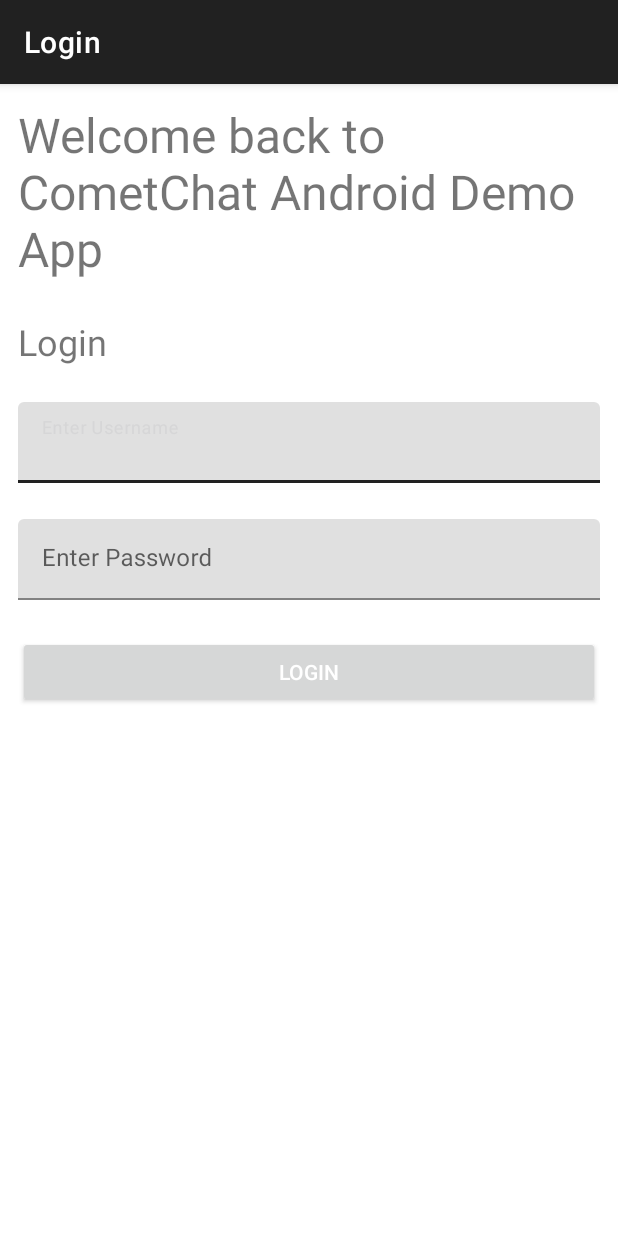
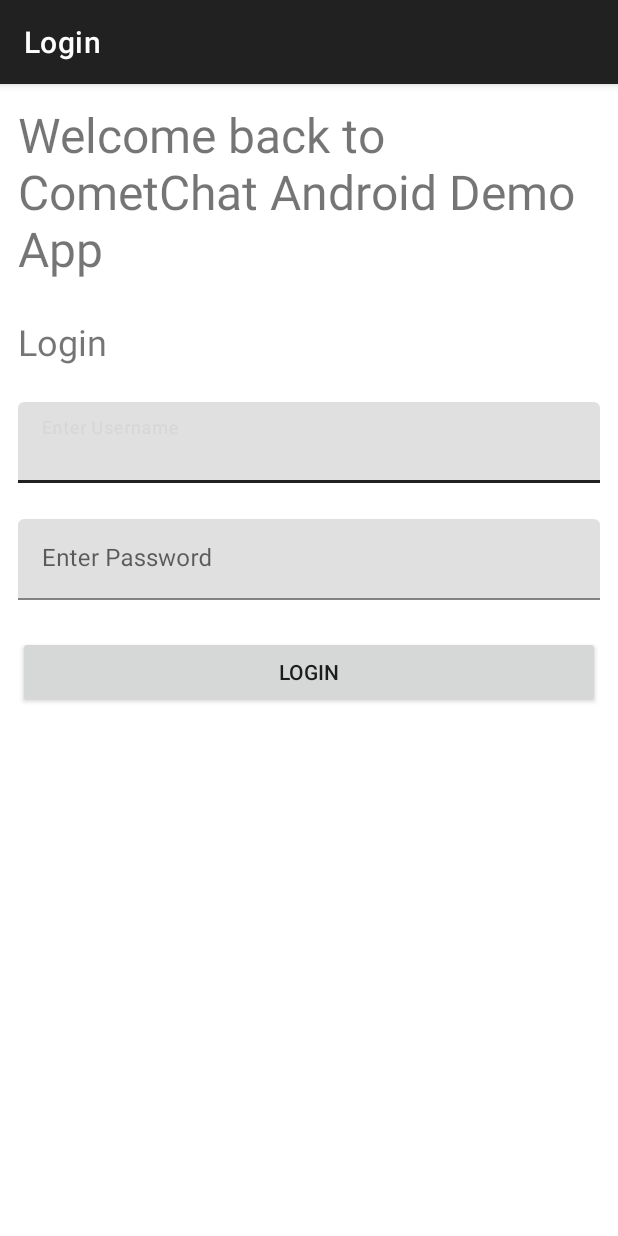
Before and after one commit to bhaveshdesale/EcoChatApp, an Android app built with Jetpack Compose: the LoginActivity screen opened directly, with no data from a screen before it, on a phone screen of 412 x 824 dp. Run offline under Robolectric (Android 15) with nearby library versions, the phone set to English and light mode, and no system bars; libraries missing offline, so code that uses them is left out: com.cometchat.chat.

Commit message:
Use default colors

```diff
--- a/app/src/main/res/layout/activity_login.xml
+++ b/app/src/main/res/layout/activity_login.xml
@@ -33,8 +33,7 @@
             android:id="@+id/userId"
             android:layout_width="match_parent"
             android:layout_height="wrap_content"
-            android:padding="16dp"
-            android:textColor="@color/textColorWhite" />
+            android:padding="16dp" />
     </com.google.android.material.textfield.TextInputLayout>
 
     <com.google.android.material.textfield.TextInputLayout
@@ -43,7 +42,6 @@
         android:layout_height="wrap_content"
         android:backgroundTint="#efeef3"
         android:hint="Enter Password"
-        app:hintTextColor="@color/light_grey"
         android:layout_margin="12dp"
         app:boxBackgroundMode="filled">
 
@@ -52,8 +50,7 @@
             android:layout_width="match_parent"
             android:layout_height="wrap_content"
             android:padding="16dp"
-            android:inputType="textPassword"
-            android:textColor="@color/textColorWhite" />
+            android:inputType="textPassword" />
     </com.google.android.material.textfield.TextInputLayout>
 
     <androidx.appcompat.widget.AppCompatButton
@@ -62,7 +59,5 @@
         android:layout_height="wrap_content"
         android:text="Login"
         android:layout_margin="12dp"
-        android:textColor="@color/white"
-        app:elevation="0dp"
-        app:rippleColor="@color/light_grey" />
+        app:elevation="0dp" />
 </LinearLayout>
--- a/app/src/main/res/layout/activity_main.xml
+++ b/app/src/main/res/layout/activity_main.xml
@@ -18,7 +18,6 @@
         android:layout_width="match_parent"
         android:layout_height="wrap_content"
         android:text="Sign Up"
-        android:textColor="@color/white"
         app:elevation="0dp"
         app:rippleColor="@color/light_grey" />
 
@@ -36,7 +35,6 @@
         android:layout_width="match_parent"
         android:layout_height="wrap_content"
         android:text="Login"
-        android:textColor="@color/white"
         app:elevation="0dp"
         app:rippleColor="@color/light_grey" />
 </LinearLayout>
```
Also changed, not shown: app/src/main/res/layout/activity_signup.xml (+2 -5 lines).
